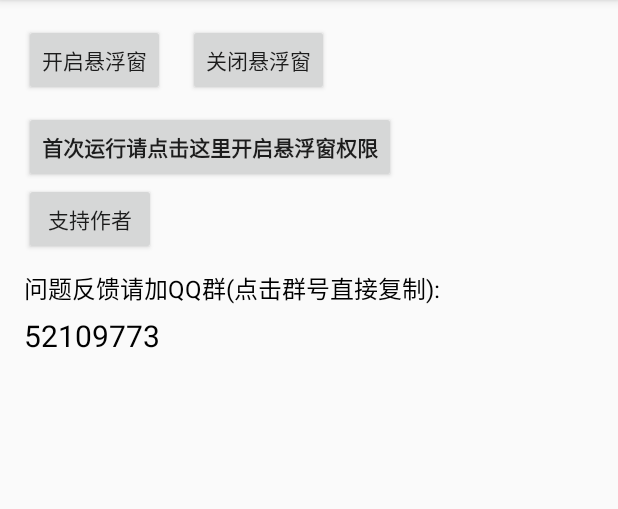
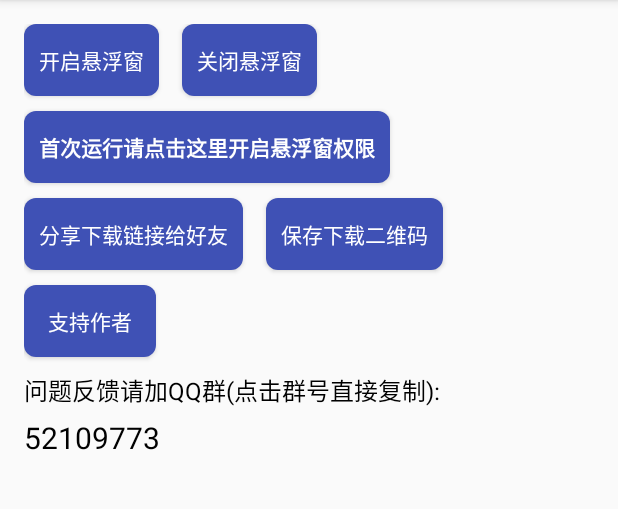
Before and after one commit to weixianshishen/floatcountdown, an Android app: the screen it shows after launch (MainActivity), on a phone screen of 412 x 824 dp, the part 84-593 px from its top. Run offline under Robolectric (Android 15) with nearby library versions, the phone set to English and light mode, and no system bars; libraries missing offline, so code that uses them is left out: com.pgyersdk.crash, com.pgyersdk.update; 3 statements that could not run were skipped.

Commit message:
修改AppButton样式,添加分享链接功能

```diff
--- /dev/null
+++ b/app/src/main/res/drawable/shape_btn.xml
@@ -0,0 +1,8 @@
+<?xml version="1.0" encoding="utf-8"?>
+<shape xmlns:android="http://schemas.android.com/apk/res/android">
+
+    <corners android:radius="8dp"/>
+
+    <solid android:color="@color/colorAccent"/>
+
+</shape>
--- a/app/src/main/res/layout/activity_main.xml
+++ b/app/src/main/res/layout/activity_main.xml
@@ -14,7 +14,12 @@
         android:id="@+id/btn_open"
         android:layout_width="wrap_content"
         android:layout_height="wrap_content"
-        android:text="开启悬浮窗" />
+        android:background="@drawable/shape_btn"
+        android:elevation="3dp"
+        android:paddingLeft="10dp"
+        android:paddingRight="10dp"
+        android:text="开启悬浮窗"
+        android:textColor="@color/colorWhite" />
 
 
     <Button
@@ -23,7 +28,12 @@
         android:layout_height="wrap_content"
         android:layout_marginLeft="15dp"
         android:layout_toRightOf="@+id/btn_open"
-        android:text="关闭悬浮窗" />
+        android:background="@drawable/shape_btn"
+        android:elevation="3dp"
+        android:paddingLeft="10dp"
+        android:paddingRight="10dp"
+        android:text="关闭悬浮窗"
+        android:textColor="@color/colorWhite" />
 
     <Button
         android:id="@+id/btn_introduce"
@@ -31,39 +41,80 @@
         android:layout_height="wrap_content"
         android:layout_below="@+id/btn_open"
         android:layout_marginTop="10dp"
-        android:textStyle="bold"
-        android:text="首次运行请点击这里开启悬浮窗权限" />
+        android:background="@drawable/shape_btn"
+        android:elevation="3dp"
+        android:paddingLeft="10dp"
+        android:paddingRight="10dp"
+        android:text="首次运行请点击这里开启悬浮窗权限"
+        android:textColor="@color/colorWhite"
+        android:textStyle="bold" />
+
+
+    <Button
+        android:id="@+id/btn_share"
+        android:layout_width="wrap_content"
+        android:layout_height="wrap_content"
+        android:layout_below="@+id/btn_introduce"
+        android:layout_marginTop="10dp"
+        android:background="@drawable/shape_btn"
+        android:elevation="3dp"
+        android:paddingLeft="10dp"
+        android:paddingRight="10dp"
+        android:text="分享下载链接给好友"
+        android:textColor="@color/colorWhite" />
+
+
+    <Button
+        android:id="@+id/btn_share_pic"
+        android:layout_width="wrap_content"
+        android:layout_height="wrap_content"
+        android:layout_below="@+id/btn_introduce"
+        android:layout_marginLeft="15dp"
+        android:layout_marginTop="10dp"
+        android:layout_toRightOf="@+id/btn_share"
+        android:background="@drawable/shape_btn"
+        android:elevation="3dp"
+        android:paddingLeft="10dp"
+        android:paddingRight="10dp"
+        android:text="保存下载二维码"
+        android:textColor="@color/colorWhite" />
+
 
     <Button
         android:id="@+id/btn_support"
         android:layout_width="wrap_content"
         android:layout_height="wrap_content"
-        android:layout_below="@+id/btn_introduce"
-        android:text="支持作者" />
-
+        android:layout_below="@+id/btn_share"
+        android:layout_marginTop="10dp"
+        android:background="@drawable/shape_btn"
+        android:elevation="3dp"
+        android:paddingLeft="5dp"
+        android:paddingRight="5dp"
+        android:text="支持作者"
+        android:textColor="@color/colorWhite" />
 
     <TextView
         android:id="@+id/tips"
+        android:layout_width="wrap_content"
+        android:layout_height="wrap_content"
         android:layout_below="@+id/btn_support"
-        android:layout_width="wrap_content"
+        android:layout_marginTop="10dp"
         android:text="问题反馈请加QQ群(点击群号直接复制):"
-        android:layout_marginTop="10dp"
-        android:textSize="16sp"
         android:textColor="@android:color/black"
-        android:layout_height="wrap_content" />
-
+        android:textSize="16sp" />
 
 
     <TextView
         android:id="@+id/tv_copy"
+        android:layout_width="wrap_content"
+        android:layout_height="wrap_content"
         android:layout_below="@+id/tips"
-        android:textSize="20sp"
         android:clickable="true"
+        android:paddingBottom="6dp"
         android:paddingTop="6dp"
-        android:paddingBottom="6dp"
         android:text="52109773"
         android:textColor="@android:color/black"
-        android:layout_width="wrap_content"
-        android:layout_height="wrap_content" />
+        android:textSize="20sp" />
+
 
 </RelativeLayout>
--- a/app/src/main/res/values/colors.xml
+++ b/app/src/main/res/values/colors.xml
@@ -3,5 +3,6 @@
     <color name="colorPrimary">#3F51B5</color>
     <color name="colorPrimaryDark">#303F9F</color>
     <color name="colorAccent">#3F51B5</color>
+    <color name="colorBtn">#0badde</color>
     <color name="colorWhite">#FFFFFF</color>
 </resources>
```
Also changed, not shown: app/src/main/AndroidManifest.xml (+9 -8 lines), app/src/main/java/com/yangliuliu/com/MainActivity.java (+82 -2 lines), app/src/main/res/drawable-xxhdpi/share_pic.png (added), 3 other files.
